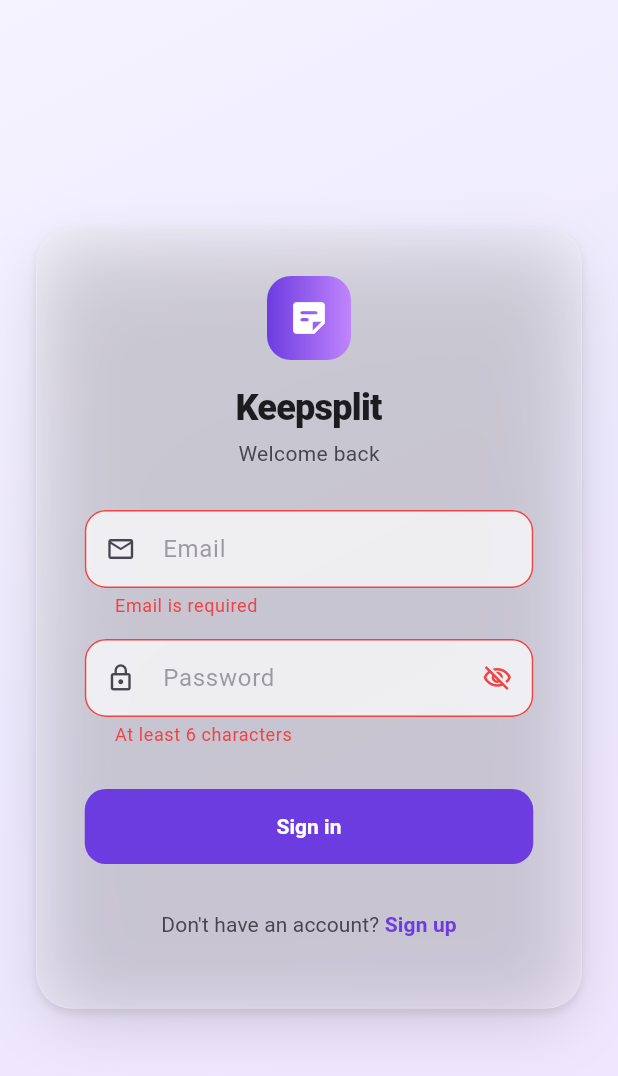
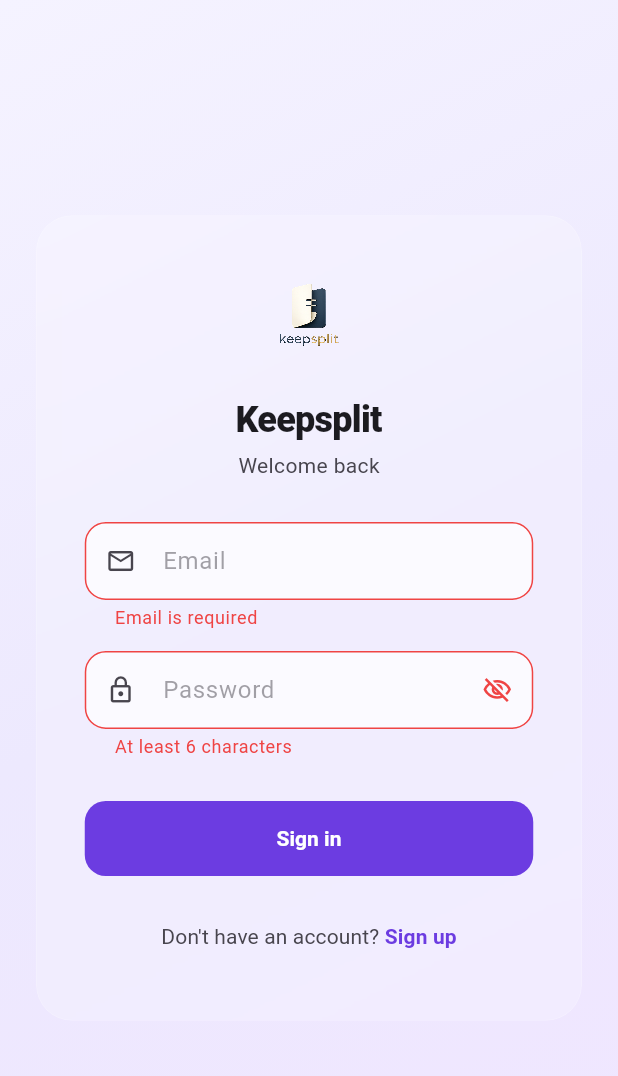
Before and after one commit to karanveerthakur1122/keepsplitapp, a Flutter app: the screen it shows after launch, after a tap on "Sign in", on a phone screen of 412 x 824 dp. Shown: the top 1076 px of the screen. Run offline on Flutter 3.47's test engine with Material 3 defaults, Android fonts, the phone set to English and light mode, and no system bars; drawn by our look-alikes of flutter_animate; our stand-ins replace connectivity_plus, drift, flutter_dotenv, flutter_riverpod, freezed_annotation, go_router and 3 more; missing offline and left inert: flutter_displaymode; accounts and stored records are empty; generated files the repository leaves out were written again.

Commit message:
added app logo

```diff
--- a/lib/core/theme/liquid_glass_theme.dart
+++ b/lib/core/theme/liquid_glass_theme.dart
@@ -1,67 +1,4 @@
 import 'package:flutter/material.dart';
-
-/// Elevation tiers used when requesting a shadow for a liquid-glass surface.
-/// Each tier gets a slightly taller + softer shadow; dark mode always
-/// returns an empty list because the tinted surfaces already carry enough
-/// visual depth on dark backgrounds.
-enum LiquidGlassElevation { surface, elevated, modal }
-
-/// Returns a layered, subtle drop shadow for light mode — a tight "contact"
-/// shadow plus a softer ambient shadow. Returns an empty list in dark mode
-/// so we don't waste GPU cycles painting shadows that wouldn't be visible
-/// anyway.
-List<BoxShadow> liquidGlassShadows(
-  BuildContext context, {
-  LiquidGlassElevation level = LiquidGlassElevation.surface,
-}) {
-  if (Theme.of(context).brightness == Brightness.dark) return const [];
-  switch (level) {
-    case LiquidGlassElevation.surface:
-      return const [
-        // Very tight contact shadow defines the card edge against the bg.
-        BoxShadow(
-          color: Color(0x10000000),
-          blurRadius: 2,
-          offset: Offset(0, 1),
-        ),
-        // Softer ambient shadow gives depth without feeling heavy.
-        BoxShadow(
-          color: Color(0x15000000),
-          blurRadius: 14,
-          offset: Offset(0, 4),
-          spreadRadius: -2,
-        ),
-      ];
-    case LiquidGlassElevation.elevated:
-      return const [
-        BoxShadow(
-          color: Color(0x12000000),
-          blurRadius: 3,
-          offset: Offset(0, 2),
-        ),
-        BoxShadow(
-          color: Color(0x1C000000),
-          blurRadius: 22,
-          offset: Offset(0, 8),
-          spreadRadius: -4,
-        ),
-      ];
-    case LiquidGlassElevation.modal:
-      return const [
-        BoxShadow(
-          color: Color(0x15000000),
-          blurRadius: 4,
-          offset: Offset(0, 3),
-        ),
-        BoxShadow(
-          color: Color(0x26000000),
-          blurRadius: 36,
-          offset: Offset(0, 14),
-          spreadRadius: -6,
-        ),
-      ];
-  }
-}
 
 class LiquidGlassConfig {
   const LiquidGlassConfig({
--- a/lib/main.dart
+++ b/lib/main.dart
@@ -62,20 +62,38 @@
 /// no flash between the Android launch theme and the first Flutter frame.
 class _Splash extends StatelessWidget {
   const _Splash();
+
   @override
   Widget build(BuildContext context) {
-    return const Directionality(
+    return Directionality(
       textDirection: TextDirection.ltr,
       child: ColoredBox(
-        color: Color(0xFF0B0718),
+        color: const Color(0xFF0B0718),
         child: Center(
-          child: SizedBox(
+          child: Column(
+            mainAxisSize: MainAxisSize.min,
+            children: [
+              ClipRRect(
+                borderRadius: BorderRadius.circular(14),
+                child: Image.asset(
+                  'assets/icon/logo png.png',
+                  width: 52,
+                  height: 52,
+                  fit: BoxFit.cover,
+                  filterQuality: FilterQuality.high,
+                  errorBuilder: (_, __, ___) => const SizedBox.shrink(),
+                ),
+              ),
+              const SizedBox(height: 20),
+              const SizedBox(
                 width: 36,
                 height: 36,
                 child: CircularProgressIndicator(
                   strokeWidth: 2.5,
                   valueColor: AlwaysStoppedAnimation(Color(0xFFB79BFF)),
                 ),
+              ),
+            ],
           ),
         ),
       ),
--- a/lib/presentation/screens/auth/auth_screen.dart
+++ b/lib/presentation/screens/auth/auth_screen.dart
@@ -120,9 +120,17 @@
                   child: Column(
                     mainAxisSize: MainAxisSize.min,
                     children: [
-                      Container(
-                        width: 56,
-                        height: 56,
+                      ClipRRect(
+                        borderRadius: BorderRadius.circular(16),
+                        child: Image.asset(
+                          'assets/icon/logo png.png',
+                          width: 72,
+                          height: 72,
+                          fit: BoxFit.cover,
+                          filterQuality: FilterQuality.high,
+                          errorBuilder: (_, __, ___) => Container(
+                            width: 72,
+                            height: 72,
                             decoration: BoxDecoration(
                               gradient: LinearGradient(
                                 colors: [
@@ -134,8 +142,10 @@
                             ),
                             child: const Icon(
                               Icons.sticky_note_2_rounded,
-                          size: 28,
+                              size: 32,
                               color: Colors.white,
+                            ),
+                          ),
                         ),
                       )
                           .animate()
--- a/lib/presentation/widgets/liquid_glass/liquid_glass_modal.dart
+++ b/lib/presentation/widgets/liquid_glass/liquid_glass_modal.dart
@@ -31,15 +31,7 @@
 
     final br = BorderRadius.circular(borderRadius);
 
-    return DecoratedBox(
-      decoration: BoxDecoration(
-        borderRadius: br,
-        boxShadow: liquidGlassShadows(
-          context,
-          level: LiquidGlassElevation.modal,
-        ),
-      ),
-      child: RepaintBoundary(
+    return RepaintBoundary(
       child: ClipRRect(
         borderRadius: br,
         child: BackdropFilter(
@@ -58,7 +50,6 @@
           ),
         ),
       ),
-      ),
     );
   }
 }
```
Also changed, not shown: lib/presentation/screens/dashboard/dashboard_screen.dart (+3 -22 lines), lib/presentation/widgets/liquid_glass/liquid_glass_card.dart (+28 -9 lines), lib/presentation/widgets/liquid_glass/liquid_glass_elevated.dart (+3 -13 lines), lib/presentation/widgets/liquid_glass/liquid_glass_surface.dart (+1 -7 lines), lib/presentation/widgets/liquid_glass/liquid_glass_widget.dart (+1 -7 lines), lib/presentation/widgets/liquid_glass/real_liquid_glass.dart (deleted, +0 -98 lines), pubspec.yaml (+14 -1 lines), assets/icon/IMG-20260418-WA0000.jpg (added), assets/icon/app_icon.png (added), assets/icon/logo png.png (added), 15 other files. Lines whose indentation alone changed are shown as unchanged.
